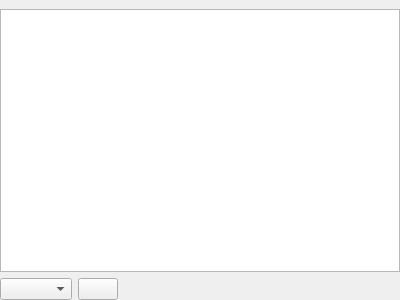
Above: application/GUI/WidgetDownloads.ui from Ummon/D-LAN before the change. Below: the same form after it.
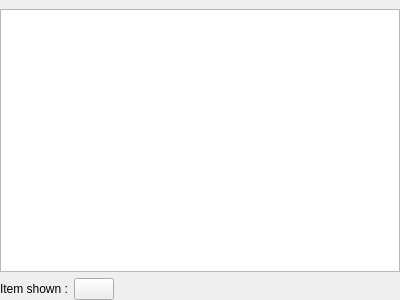
That is the form after the change. Icons and pictures are not drawn.

Commit message: Add a combobox to select which items we want to see in the download queue depending its status. (The queue filtering is currently not implemented)

Diff of the .ui file:
```diff
--- a/application/GUI/WidgetDownloads.ui
+++ b/application/GUI/WidgetDownloads.ui
@@ -35,7 +35,11 @@
    <item>
     <layout class="QHBoxLayout" name="layTools">
      <item>
-      <widget class="QComboBox" name="cmbFilter"/>
+      <widget class="QLabel" name="lblFilter">
+       <property name="text">
+        <string>Item shown :</string>
+       </property>
+      </widget>
      </item>
      <item>
       <widget class="QPushButton" name="butRemoveComplete">
```
The commit also changes 8 other files.
